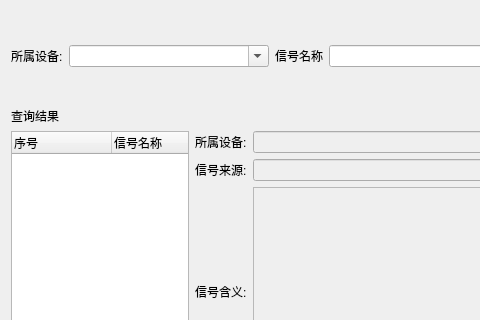
yasb001/manual, file manual/mainwidget.ui: the form before one commit; both pictures show x 0 to 480 and y 0 to 320 of the 920 by 624 pixel window.
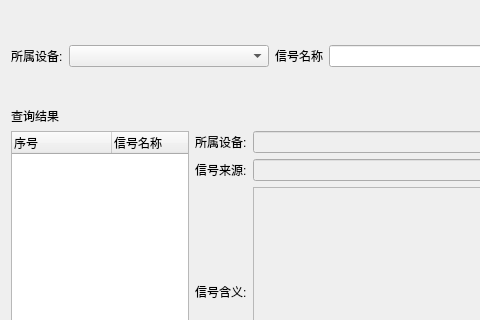
The form after the commit.

The edit to the form file:
```diff
--- a/manual/mainwidget.ui
+++ b/manual/mainwidget.ui
@@ -30,7 +30,7 @@
          <item>
           <widget class="QComboBox" name="comboBox_DeviceName">
            <property name="sizePolicy">
-            <sizepolicy hsizetype="Preferred" vsizetype="Fixed">
+            <sizepolicy hsizetype="Fixed" vsizetype="Fixed">
              <horstretch>0</horstretch>
              <verstretch>0</verstretch>
             </sizepolicy>
@@ -42,7 +42,7 @@
             </size>
            </property>
            <property name="editable">
-            <bool>true</bool>
+            <bool>false</bool>
            </property>
           </widget>
          </item>
```
